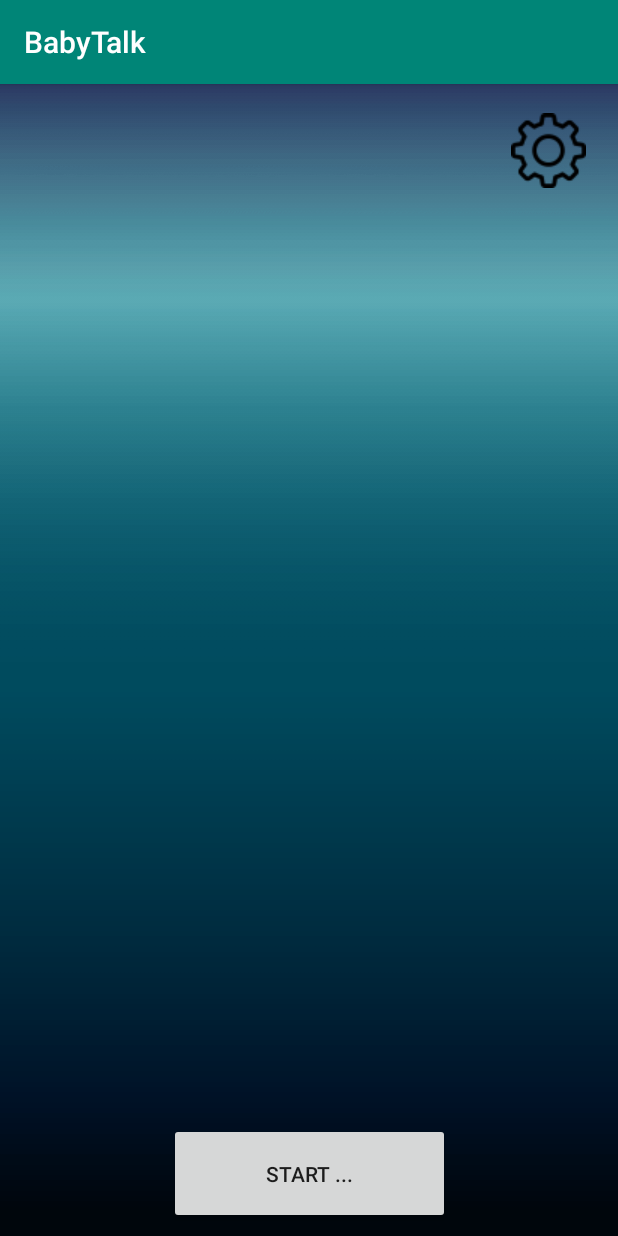
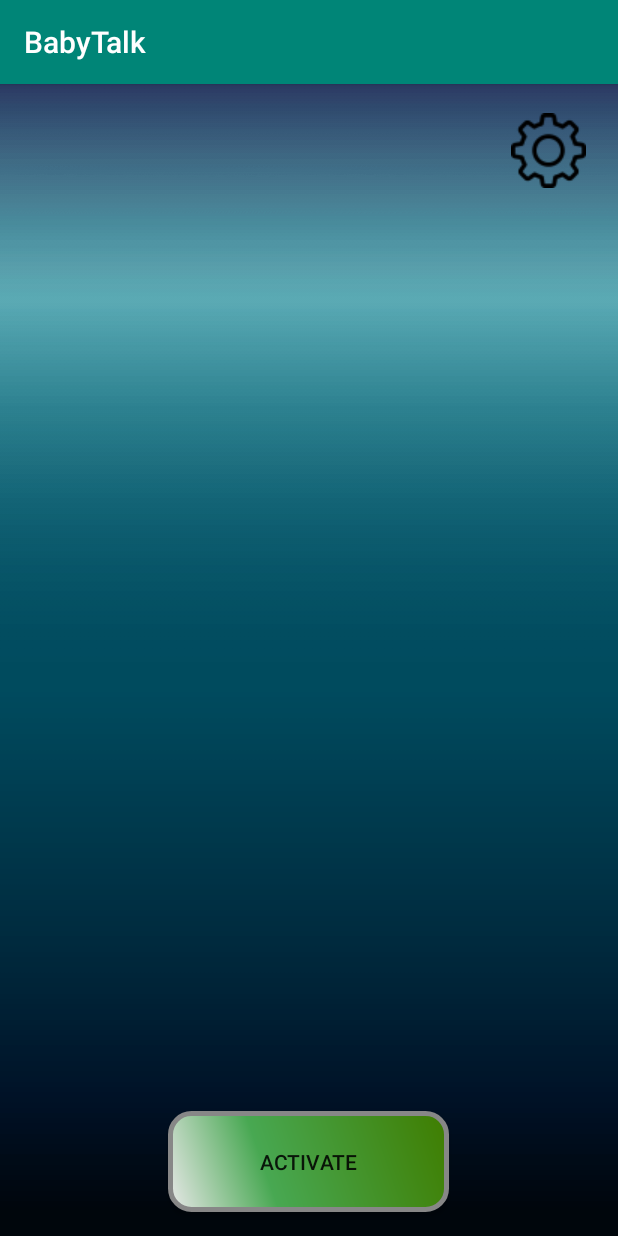
Before and after one commit to ChrisRich3105/BabyTalk, an Android app: the screen it shows after launch (MainActivity), on a phone screen of 412 x 824 dp. Run offline under Robolectric (Android 15) with nearby library versions, the phone set to English and light mode, and no system bars.

```diff
--- a/app/src/main/java/com/example/babytalk/AudioRecorder.java
+++ b/app/src/main/java/com/example/babytalk/AudioRecorder.java
@@ -44,7 +44,7 @@ import android.util.Log;
                 track = new AudioTrack(AudioManager.STREAM_MUSIC, 8000,
                         AudioFormat.CHANNEL_OUT_MONO, AudioFormat.ENCODING_PCM_16BIT, N*10, AudioTrack.MODE_STREAM);
                 recorder.startRecording();
-                track.play();
+                //track.play();
 
                 /*
                  * Loops until something outside of this thread stops it.
--- a/app/src/main/java/com/example/babytalk/MainActivity.java
+++ b/app/src/main/java/com/example/babytalk/MainActivity.java
@@ -36,7 +36,7 @@ public class MainActivity extends AppCompatActivity {
     protected void onCreate(Bundle savedInstanceState) {
         super.onCreate(savedInstanceState);
         setContentView(R.layout.activity_main);
-        bService=(findViewById(R.id.bService));
+        bService=(findViewById(R.id.bActivate));
 
         ActivityCompat.requestPermissions(this, permissions, REQUEST_RECORD_AUDIO_PERMISSION);
     }
@@ -49,12 +49,14 @@ public class MainActivity extends AppCompatActivity {
         if(!isMonitoring) {
             startService(new Intent(this, MonitorService.class));
             isMonitoring=true;
-            bService.setText("Stop monitoring ...");
+            bService.setText("Stop");
+            bService.setBackgroundResource(R.drawable.stopshape);
             // TODO Check if Service started successfully
         }else{
             stopService(new Intent(this,MonitorService.class));
             isMonitoring=false;
-            bService.setText("Start monitoring ...");
+            bService.setText("Activate");
+            bService.setBackgroundResource(R.drawable.activateshape);
         }
     }
 }
--- /dev/null
+++ b/app/src/main/res/drawable/activateshape.xml
@@ -0,0 +1,28 @@
+<?xml version="1.0" encoding="utf-8"?>
+<shape xmlns:android="http://schemas.android.com/apk/res/android" android:shape="rectangle" >
+    <corners
+        android:radius="14dp"
+        />
+    <gradient
+        android:angle="45"
+        android:centerX="35%"
+        android:centerColor="#48A852"
+        android:startColor="#E8E8E8"
+        android:endColor="#3F7D00"
+        android:type="linear"
+        />
+    <padding
+        android:left="0dp"
+        android:top="0dp"
+        android:right="0dp"
+        android:bottom="0dp"
+        />
+    <size
+        android:width="270dp"
+        android:height="60dp"
+        />
+    <stroke
+        android:width="3dp"
+        android:color="#878787"
+        />
+</shape>
--- /dev/null
+++ b/app/src/main/res/drawable/stopshape.xml
@@ -0,0 +1,28 @@
+<?xml version="1.0" encoding="utf-8"?>
+<shape xmlns:android="http://schemas.android.com/apk/res/android" android:shape="rectangle" >
+    <corners
+        android:radius="14dp"
+        />
+    <gradient
+        android:angle="45"
+        android:centerX="35%"
+        android:centerColor="#A83131"
+        android:startColor="#E8E8E8"
+        android:endColor="#7D1E1E"
+        android:type="linear"
+        />
+    <padding
+        android:left="0dp"
+        android:top="0dp"
+        android:right="0dp"
+        android:bottom="0dp"
+        />
+    <size
+        android:width="270dp"
+        android:height="60dp"
+        />
+    <stroke
+        android:width="3dp"
+        android:color="#878787"
+        />
+</shape>
--- a/app/src/main/res/layout/activity_main.xml
+++ b/app/src/main/res/layout/activity_main.xml
@@ -1,5 +1,5 @@
 <?xml version="1.0" encoding="utf-8"?>
-<android.support.constraint.ConstraintLayout xmlns:android="http://schemas.android.com/apk/res/android"
+<RelativeLayout xmlns:android="http://schemas.android.com/apk/res/android"
     xmlns:app="http://schemas.android.com/apk/res-auto"
     xmlns:tools="http://schemas.android.com/tools"
     android:layout_width="match_parent"
@@ -14,6 +14,7 @@
         android:layout_marginTop="8dp"
         android:layout_marginEnd="8dp"
         android:layout_marginRight="8dp"
+        android:layout_alignParentRight="true"
         android:background="@android:color/transparent"
         android:onClick="goToSettings"
         app:layout_constraintEnd_toEndOf="parent"
@@ -21,18 +22,18 @@
         app:srcCompat="@drawable/settings2" />
 
     <Button
-        android:id="@+id/bService"
+        android:id="@+id/bActivate"
         android:layout_width="187dp"
         android:layout_height="67dp"
-        android:layout_marginStart="8dp"
-        android:layout_marginLeft="8dp"
-        android:layout_marginEnd="8dp"
-        android:layout_marginRight="8dp"
-        android:layout_marginBottom="8dp"
-        android:text="Start ..."
+        android:layout_centerHorizontal="true"
+        android:layout_marginBottom="16dp"
+        android:layout_alignParentBottom="true"
         android:onClick="startMonitoring"
+        android:background="@drawable/activateshape"
+        android:text="Activate"
         app:layout_constraintBottom_toBottomOf="parent"
         app:layout_constraintEnd_toEndOf="parent"
         app:layout_constraintStart_toStartOf="parent" />
 
-</android.support.constraint.ConstraintLayout>
+
+</RelativeLayout>
```
Also changed, not shown: app/src/main/java/com/example/babytalk/MonitorService.java (+42 -3 lines).
